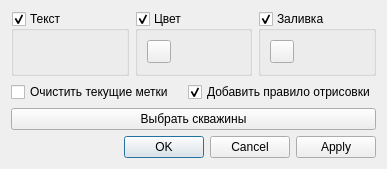
First picture: the form in wellsMarkDialog_base.ui, repository vvkond/QGIS_v3, before the edit.
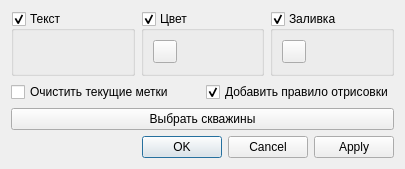
Second picture: the form after the edit. Custom widgets are drawn as their Qt base class.

Diff of the .ui file:
```diff
--- a/wellsMarkDialog_base.ui
+++ b/wellsMarkDialog_base.ui
@@ -7,7 +7,7 @@
    <rect>
     <x>0</x>
     <y>0</y>
-    <width>387</width>
+    <width>405</width>
     <height>169</height>
    </rect>
   </property>
```
